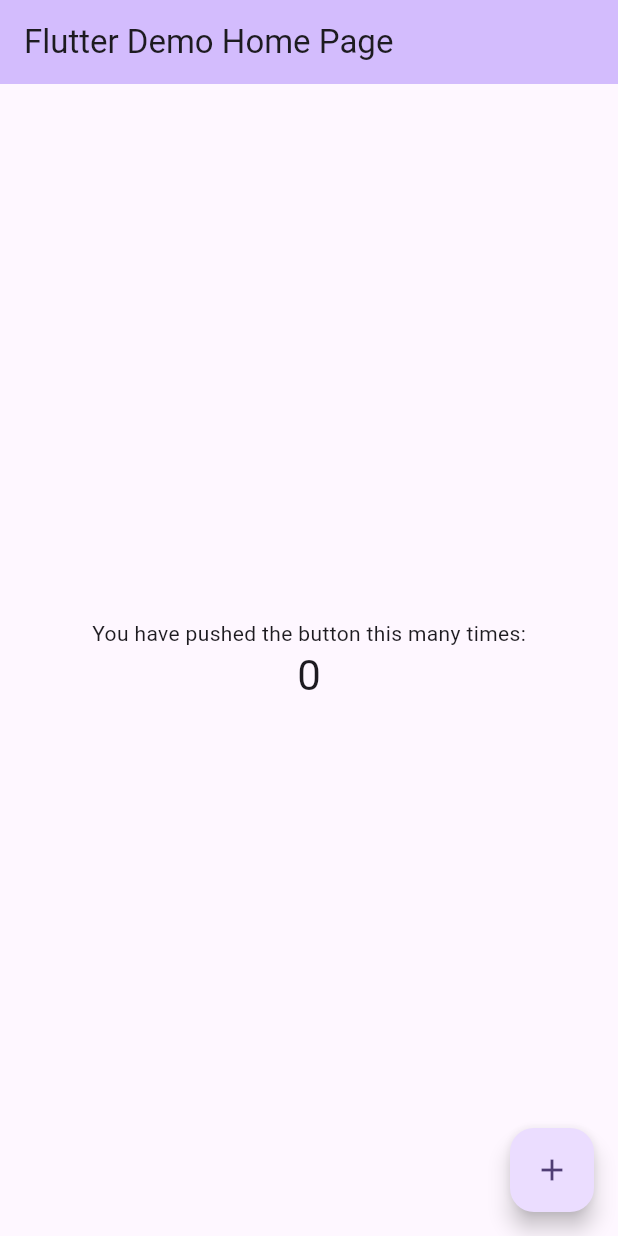
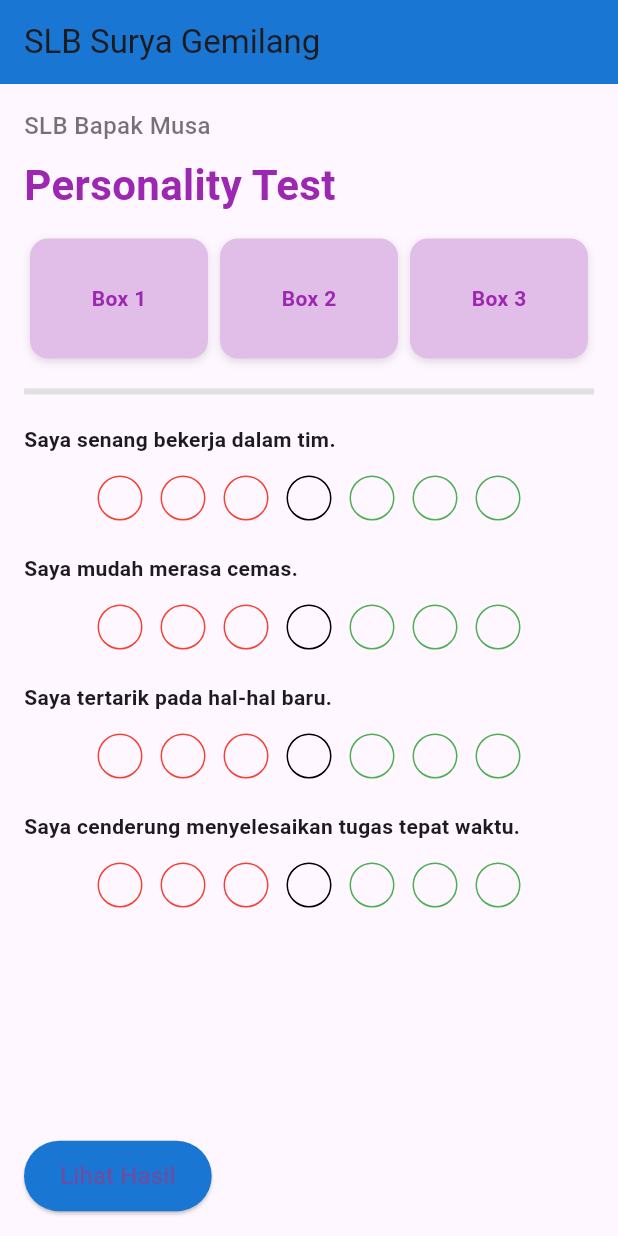
Before and after one commit to Griimm09/projectone, a Flutter app: the screen it shows after launch, on a phone screen of 412 x 824 dp. Run offline on Flutter 3.47's test engine with Material 3 defaults, Android fonts, the phone set to English and light mode, and no system bars.

Commit message:
first commit

```diff
--- /dev/null
+++ b/lib/controllers/test_controller.dart
@@ -0,0 +1,35 @@
+import '../models/question_model.dart';
+
+class TestController {
+  int currentIndex = 0;
+  final List<Question> _questions = [
+    Question(text: "Saya senang bekerja dalam tim."),
+    Question(text: "Saya mudah merasa cemas."),
+    Question(text: "Saya tertarik pada hal-hal baru."),
+    Question(text: "Saya cenderung menyelesaikan tugas tepat waktu."),
+  ];
+
+  List<Question> get questions => _questions;
+
+  void setAnswer(int index, int value) {
+    _questions[index].answer = value;
+  }
+
+  double getProgress() => currentIndex / _questions.length;
+
+  bool get isLast => currentIndex == _questions.length - 1;
+
+  void next() {
+    if (currentIndex < _questions.length - 1) currentIndex++;
+  }
+
+  Map<String, double> calculateResult() {
+    // Dummy calculation, ganti sesuai logika kepribadian
+    int total = _questions.fold(0, (sum, q) => sum + (q.answer ?? 0));
+    return {
+      'Ekstrovert': (total + 12) / 24 * 100,
+      'Terbuka': (total + 8) / 16 * 100,
+      'Cemas': (total + 6) / 12 * 100,
+    };
+  }
+}
--- a/lib/main.dart
+++ b/lib/main.dart
@@ -1,4 +1,5 @@
 import 'package:flutter/material.dart';
+import 'views/test_view.dart';
 
 void main() {
   runApp(const MyApp());
@@ -7,116 +8,12 @@ void main() {
 class MyApp extends StatelessWidget {
   const MyApp({super.key});
 
-  // This widget is the root of your application.
   @override
   Widget build(BuildContext context) {
     return MaterialApp(
-      title: 'Flutter Demo',
-      theme: ThemeData(
-        // This is the theme of your application.
-        //
-        // TRY THIS: Try running your application with "flutter run". You'll see
-        // the application has a purple toolbar. Then, without quitting the app,
-        // try changing the seedColor in the colorScheme below to Colors.green
-        // and then invoke "hot reload" (save your changes or press the "hot
-        // reload" button in a Flutter-supported IDE, or press "r" if you used
-        // the command line to start the app).
-        //
-        // Notice that the counter didn't reset back to zero; the application
-        // state is not lost during the reload. To reset the state, use hot
-        // restart instead.
-        //
-        // This works for code too, not just values: Most code changes can be
-        // tested with just a hot reload.
-        colorScheme: ColorScheme.fromSeed(seedColor: Colors.deepPurple),
-      ),
-      home: const MyHomePage(title: 'Flutter Demo Home Page'),
+      title: 'Personality Test',
+      home: TestView(),
+      debugShowCheckedModeBanner: false,
     );
   }
 }
-
-class MyHomePage extends StatefulWidget {
-  const MyHomePage({super.key, required this.title});
-
-  // This widget is the home page of your application. It is stateful, meaning
-  // that it has a State object (defined below) that contains fields that affect
-  // how it looks.
-
-  // This class is the configuration for the state. It holds the values (in this
-  // case the title) provided by the parent (in this case the App widget) and
-  // used by the build method of the State. Fields in a Widget subclass are
-  // always marked "final".
-
-  final String title;
-
-  @override
-  State<MyHomePage> createState() => _MyHomePageState();
-}
-
-class _MyHomePageState extends State<MyHomePage> {
-  int _counter = 0;
-
-  void _incrementCounter() {
-    setState(() {
-      // This call to setState tells the Flutter framework that something has
-      // changed in this State, which causes it to rerun the build method below
-      // so that the display can reflect the updated values. If we changed
-      // _counter without calling setState(), then the build method would not be
-      // called again, and so nothing would appear to happen.
-      _counter++;
-    });
-  }
-
-  @override
-  Widget build(BuildContext context) {
-    // This method is rerun every time setState is called, for instance as done
-    // by the _incrementCounter method above.
-    //
-    // The Flutter framework has been optimized to make rerunning build methods
-    // fast, so that you can just rebuild anything that needs updating rather
-    // than having to individually change instances of widgets.
-    return Scaffold(
-      appBar: AppBar(
-        // TRY THIS: Try changing the color here to a specific color (to
-        // Colors.amber, perhaps?) and trigger a hot reload to see the AppBar
-        // change color while the other colors stay the same.
-        backgroundColor: Theme.of(context).colorScheme.inversePrimary,
-        // Here we take the value from the MyHomePage object that was created by
-        // the App.build method, and use it to set our appbar title.
-        title: Text(widget.title),
-      ),
-      body: Center(
-        // Center is a layout widget. It takes a single child and positions it
-        // in the middle of the parent.
-        child: Column(
-          // Column is also a layout widget. It takes a list of children and
-          // arranges them vertically. By default, it sizes itself to fit its
-          // children horizontally, and tries to be as tall as its parent.
-          //
-          // Column has various properties to control how it sizes itself and
-          // how it positions its children. Here we use mainAxisAlignment to
-          // center the children vertically; the main axis here is the vertical
-          // axis because Columns are vertical (the cross axis would be
-          // horizontal).
-          //
-          // TRY THIS: Invoke "debug painting" (choose the "Toggle Debug Paint"
-          // action in the IDE, or press "p" in the console), to see the
-          // wireframe for each widget.
-          mainAxisAlignment: MainAxisAlignment.center,
-          children: <Widget>[
-            const Text('You have pushed the button this many times:'),
-            Text(
-              '$_counter',
-              style: Theme.of(context).textTheme.headlineMedium,
-            ),
-          ],
-        ),
-      ),
-      floatingActionButton: FloatingActionButton(
-        onPressed: _incrementCounter,
-        tooltip: 'Increment',
-        child: const Icon(Icons.add),
-      ), // This trailing comma makes auto-formatting nicer for build methods.
-    );
-  }
-}
--- /dev/null
+++ b/lib/models/question_model.dart
@@ -0,0 +1,6 @@
+class Question {
+  final String text;
+  int? answer; // Range -3 to 3
+
+  Question({required this.text, this.answer});
+}
--- /dev/null
+++ b/lib/views/result_view.dart
@@ -0,0 +1,63 @@
+import 'package:flutter/material.dart';
+import 'test_view.dart';
+
+class ResultView extends StatelessWidget {
+  final Map<String, double> results;
+
+  const ResultView({super.key, required this.results});
+
+  @override
+  Widget build(BuildContext context) {
+    return Scaffold(
+      appBar: AppBar(
+        title: const Text("Hasil Tes"),
+        backgroundColor: Colors.blue[700],
+      ),
+      body: Padding(
+        padding: const EdgeInsets.all(16),
+        child: Column(
+          crossAxisAlignment: CrossAxisAlignment.start,
+          children: [
+            const LinearProgressIndicator(value: 1.0, color: Colors.green),
+            const SizedBox(height: 20),
+            const Text(
+              "Personality Summary",
+              style: TextStyle(fontSize: 18, fontWeight: FontWeight.bold),
+            ),
+            const SizedBox(height: 10),
+            const Placeholder(fallbackHeight: 100), // Ganti dengan grafik atau gambar
+            const SizedBox(height: 10),
+            ...results.entries.map((entry) => Padding(
+                  padding: const EdgeInsets.symmetric(vertical: 8),
+                  child: Row(
+                    mainAxisAlignment: MainAxisAlignment.spaceBetween,
+                    children: [
+                      Text(entry.key, style: const TextStyle(fontWeight: FontWeight.w600)),
+                      Text("${entry.value.toStringAsFixed(0)} %"),
+                    ],
+                  ),
+                )),
+            const Spacer(),
+            Center(
+              child: ElevatedButton.icon(
+                onPressed: () {
+                  Navigator.pushReplacement(
+                    context,
+                    MaterialPageRoute(builder: (_) => const TestView()),
+                  );
+                },
+                icon: const Icon(Icons.restart_alt),
+                label: const Text("Kembali ke Tes"),
+                style: ElevatedButton.styleFrom(
+                  backgroundColor: Colors.blue[700],
+                  padding: const EdgeInsets.symmetric(horizontal: 24, vertical: 12),
+                  textStyle: const TextStyle(fontSize: 16),
+                ),
+              ),
+            ),
+          ],
+        ),
+      ),
+    );
+  }
+}
--- /dev/null
+++ b/lib/views/test_view.dart
@@ -0,0 +1,147 @@
+import 'package:flutter/material.dart';
+import '../controllers/test_controller.dart';
+import 'result_view.dart';
+import '../widgets/question_widget.dart';
+
+class TestView extends StatefulWidget {
+  const TestView({super.key});
+
+  @override
+  State<TestView> createState() => _TestViewState();
+}
+
+class _TestViewState extends State<TestView> {
+  final controller = TestController();
+
+  @override
+  Widget build(BuildContext context) {
+    return Scaffold(
+      appBar: AppBar(
+        title: const Text('SLB Surya Gemilang'),
+        backgroundColor: Colors.blue[700],
+      ),
+      body: Padding(
+        padding: const EdgeInsets.all(16),
+        child: Column(
+          crossAxisAlignment: CrossAxisAlignment.start,
+          children: [
+            // ➤ Pojok Kiri Atas: "SLB Bapak Musa"
+            const Align(
+              alignment: Alignment.topLeft,
+              child: Text(
+                "SLB Bapak Musa",
+                style: TextStyle(
+                  fontSize: 16,
+                  fontWeight: FontWeight.w500,
+                  color: Colors.black54,
+                ),
+              ),
+            ),
+            const SizedBox(height: 8),
+
+            // ➤ Judul besar: Personality Test (warna ungu)
+            const Text(
+              "Personality Test",
+              style: TextStyle(
+                fontSize: 28,
+                fontWeight: FontWeight.bold,
+                color: Colors.purple,
+              ),
+            ),
+            const SizedBox(height: 16),
+
+            // ➤ 3 Kotak Horizontal (warna ungu muda)
+            Row(
+              mainAxisAlignment: MainAxisAlignment.spaceBetween,
+              children: List.generate(3, (index) {
+                return Expanded(
+                  child: Container(
+                    margin: const EdgeInsets.symmetric(horizontal: 4),
+                    height: 80,
+                    decoration: BoxDecoration(
+                      color: Colors.purple[100], // ungu muda
+                      borderRadius: BorderRadius.circular(12),
+                      boxShadow: [
+                        BoxShadow(
+                          color: Colors.black12,
+                          blurRadius: 4,
+                          offset: const Offset(0, 2),
+                        ),
+                      ],
+                    ),
+                    child: Center(
+                      child: Text(
+                        "Box ${index + 1}",
+                        style: const TextStyle(
+                          fontWeight: FontWeight.w600,
+                          color: Colors.purple,
+                        ),
+                      ),
+                    ),
+                  ),
+                );
+              }),
+            ),
+            const SizedBox(height: 20),
+
+            // ➤ Progress Bar
+            LinearProgressIndicator(
+              value: controller.questions.where((q) => q.answer != null).length /
+                  controller.questions.length,
+              backgroundColor: Colors.grey[300],
+              color: Colors.green,
+            ),
+            const SizedBox(height: 20),
+
+            // ➤ List semua pertanyaan
+            Expanded(
+              child: ListView.builder(
+                itemCount: controller.questions.length,
+                itemBuilder: (context, index) {
+                  final question = controller.questions[index];
+                  return Padding(
+                    padding: const EdgeInsets.only(bottom: 16),
+                    child: QuestionWidget(
+                      question: question.text,
+                      selected: question.answer,
+                      onSelect: (value) {
+                        setState(() {
+                          controller.setAnswer(index, value);
+                        });
+                      },
+                    ),
+                  );
+                },
+              ),
+            ),
+
+            // ➤ Tombol Lihat Hasil
+            ElevatedButton(
+              onPressed: () {
+                if (controller.questions.any((q) => q.answer == null)) {
+                  ScaffoldMessenger.of(context).showSnackBar(
+                    const SnackBar(
+                      content: Text('Harap isi semua pertanyaan terlebih dahulu.'),
+                    ),
+                  );
+                } else {
+                  Navigator.pushReplacement(
+                    context,
+                    MaterialPageRoute(
+                      builder: (_) => ResultView(results: controller.calculateResult()),
+                    ),
+                  );
+                }
+              },
+              style: ElevatedButton.styleFrom(
+                backgroundColor: Colors.blue[700],
+                padding: const EdgeInsets.symmetric(horizontal: 24, vertical: 12),
+              ),
+              child: const Text("Lihat Hasil", style: TextStyle(fontSize: 16)),
+            ),
+          ],
+        ),
+      ),
+    );
+  }
+}
--- /dev/null
+++ b/lib/widgets/question_widget.dart
@@ -0,0 +1,48 @@
+import 'package:flutter/material.dart';
+
+class QuestionWidget extends StatelessWidget {
+  final String question;
+  final int? selected;
+  final Function(int) onSelect;
+
+  const QuestionWidget({
+    super.key,
+    required this.question,
+    required this.selected,
+    required this.onSelect,
+  });
+
+  @override
+  Widget build(BuildContext context) {
+    final scale = [-3, -2, -1, 0, 1, 2, 3];
+    return Column(
+      crossAxisAlignment: CrossAxisAlignment.start,
+      children: [
+        Text(question, style: const TextStyle(fontWeight: FontWeight.bold)),
+        const SizedBox(height: 8),
+        Row(
+          mainAxisAlignment: MainAxisAlignment.center,
+          children: scale.map((value) {
+            return GestureDetector(
+              onTap: () => onSelect(value),
+              child: Container(
+                margin: const EdgeInsets.all(6),
+                width: 30,
+                height: 30,
+                decoration: BoxDecoration(
+                  color: selected == value
+                      ? (value < 0 ? Colors.red : (value > 0 ? Colors.green : Colors.black))
+                      : Colors.transparent,
+                  border: Border.all(
+                    color: value < 0 ? Colors.red : (value > 0 ? Colors.green : Colors.black),
+                  ),
+                  shape: BoxShape.circle,
+                ),
+              ),
+            );
+          }).toList(),
+        ),
+      ],
+    );
+  }
+}
```
